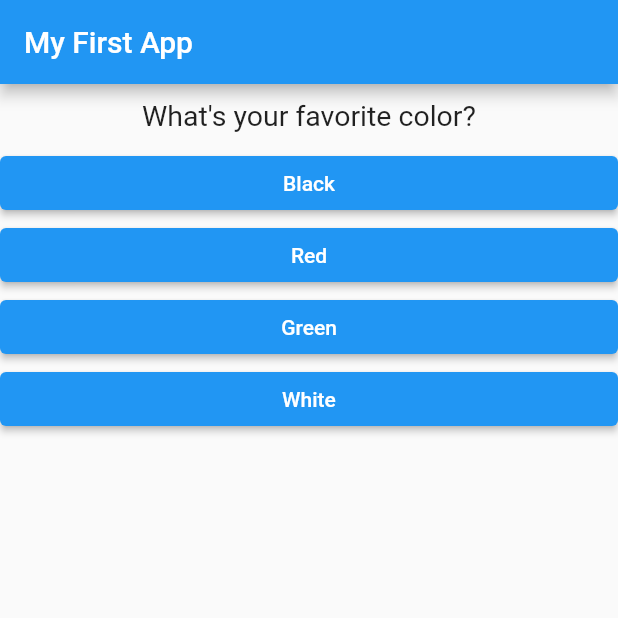
After one commit to Ishaan-Wadhwa/flutter_complete_guide, a Flutter app: the screen it shows after launch, on a phone screen of 412 x 824 dp, the top half of it. The commit adds this screen. Run offline on Flutter 3.47's test engine with Material 2 defaults, Android fonts, the phone set to English and light mode, and no system bars.

Commit message:
completed a basic quiz app

```diff
--- a/lib/answer_file.dart
+++ b/lib/answer_file.dart
@@ -1,18 +1,15 @@
 import 'package:flutter/material.dart';
-class answer_file extends StatelessWidget
-{
+
+class answer_file extends StatelessWidget {
   // const answer({super.key});
   final VoidCallback selectHandler;
   final String answerText;
   answer_file(this.selectHandler, this.answerText);
   @override
-  Widget build(BuildContext context)
-  {
-    return Container
-    (
-      width: double.infinity,
-      child: ElevatedButton
-      (
+  Widget build(BuildContext context) {
+    return Container(
+      width: 1000,//double.infinity for whole space.
+      child: ElevatedButton(
         style: ElevatedButton.styleFrom(primary: Colors.blue),
         child: Text(answerText),
         onPressed: selectHandler,
--- a/lib/main.dart
+++ b/lib/main.dart
@@ -1,8 +1,7 @@
 import 'package:flutter/material.dart';
 
-import './question.dart';
-import './answer_file.dart';
-
+import './quiz.dart';
+import './result.dart';
 // void main() {
 //   runApp(MyApp());
 // }
@@ -18,31 +17,57 @@ class MyApp extends StatefulWidget {
 }
 
 class _MyAppState extends State<MyApp> {
-  final questions = const [
+  final _questions = const [
     {
       'questionText': 'What\'s your favorite color?',
-      'answers': ['Black', 'Red', 'Green', 'White'],
+      'answers': [
+        {'text': 'Black', 'score': 10},
+        {'text': 'Red', 'score': 5},
+        {'text': 'Green', 'score': 3},
+        {'text': 'White', 'score': 1},
+      ],
     },
     {
       'questionText': 'What\'s your favorite animal?',
-      'answers': ['Rabbit', 'Snake', 'Elephant', 'Lion'],
+      'answers': [
+        {'text': 'Rabbit', 'score': 3},
+        {'text': 'Snake', 'score': 11},
+        {'text': 'Elephant', 'score': 5},
+        {'text': 'Lion', 'score': 9},
+      ],
     },
     {
       'questionText': 'Who\'s your favorite instructor?',
-      'answers': ['Max', 'Max', 'Max', 'Max'],
+      'answers': [
+        {'text': 'Max', 'score': 1},
+        {'text': 'Max', 'score': 1},
+        {'text': 'Max', 'score': 1},
+        {'text': 'Max', 'score': 1},
+      ],
     },
   ];
   var _questionIndex = 0;
+  var _totalScore = 0;
 
-  void _answerQuestion() {
+  void _resetQuiz() {
+    setState(()
+    {
+      _questionIndex = 0;
+      _totalScore = 0;
+    });
+  }
+
+  void _answerQuestion(int score) {
     // var aBool = true;
     // aBool = false;
+
+    _totalScore += score;
 
     setState(() {
       _questionIndex = _questionIndex + 1;
     });
     print(_questionIndex);
-    if (_questionIndex < questions.length) {
+    if (_questionIndex < _questions.length) {
       print('We have more questions!');
     } else {
       print('No more questions!');
@@ -62,21 +87,13 @@ class _MyAppState extends State<MyApp> {
         appBar: AppBar(
           title: Text('My First App'),
         ),
-        body: _questionIndex < questions.length
-            ? Column(
-                children: [
-                  Question(
-                    questions[_questionIndex]['questionText'] as String,
-                  ),
-                  ...(questions[_questionIndex]['answers'] as List<String>)
-                      .map((answer) {
-                    return answer_file(_answerQuestion, answer);
-                  }).toList()
-                ],
+        body: _questionIndex < _questions.length
+            ? Quiz(
+                answerQuestion: _answerQuestion,
+                questionIndex: _questionIndex,
+                questions: _questions,
               )
-            : Center(
-                child: Text('You did it!'),
-              ),
+            : Result(_totalScore, _resetQuiz),
       ),
     );
   }
--- /dev/null
+++ b/lib/quiz.dart
@@ -0,0 +1,32 @@
+import 'package:flutter/material.dart';
+
+import './question.dart';
+import './answer_file.dart';
+
+class Quiz extends StatelessWidget {
+  final List<Map<String, Object>> questions;
+  final int questionIndex;
+  final Function answerQuestion;
+
+  Quiz({
+    required this.questions,
+    required this.answerQuestion,
+    required this.questionIndex,
+  });
+
+  @override
+  Widget build(BuildContext context)
+  {
+    return Column(
+      children: [
+        Question(
+          questions[questionIndex]['questionText'] as String,
+        ),
+        ...(questions[questionIndex]['answers'] as List<Map<String, Object>>)
+            .map((answer) {
+          return answer_file(() => answerQuestion(answer['score']), answer['text'] as String);
+        }).toList()
+      ],
+    );
+  }
+}
```
Also changed, not shown: lib/question.dart (+10 -16 lines), lib/result.dart (added, +44 -0 lines).
